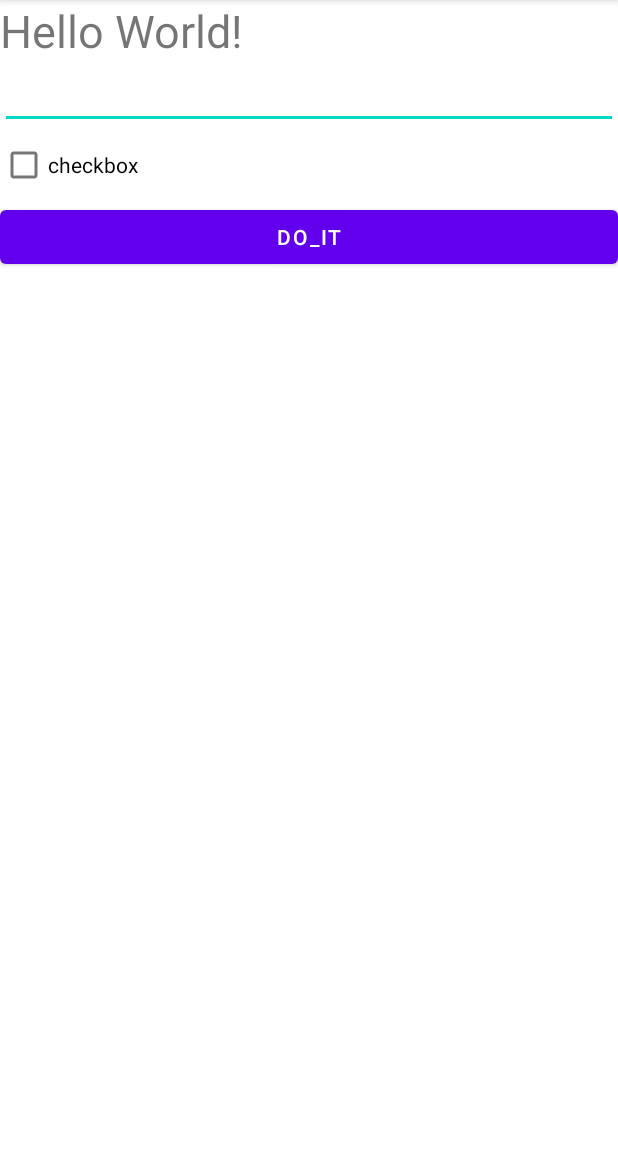
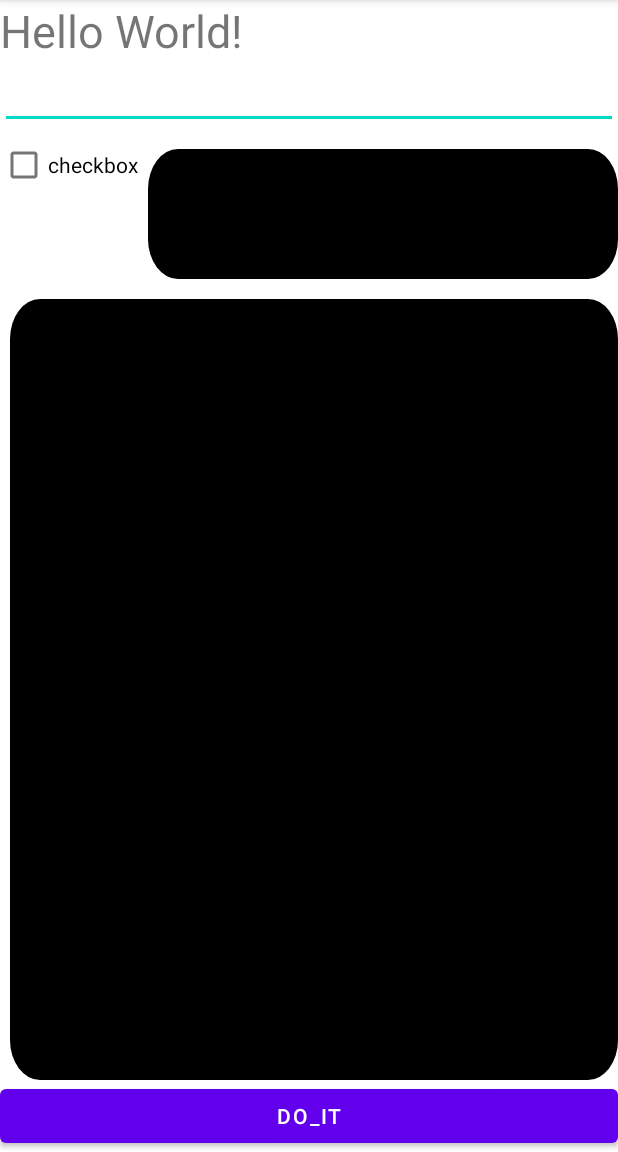
Before and after one commit to Yoon0511/Android_Game_Class, an Android app: the screen it shows after launch (MainActivity), on a phone screen of 412 x 824 dp, the part 84-1236 px from its top. Run offline under Robolectric (Android 15) with nearby library versions, the phone set to English and light mode, and no system bars.

Commit message:
add GameView

```diff
--- /dev/null
+++ b/moreControls/app/src/main/java/kr/ac/morecontrlos/GameView.java
@@ -0,0 +1,24 @@
+package kr.ac.morecontrlos;
+
+import android.content.Context;
+import android.graphics.Canvas;
+import android.graphics.Paint;
+import android.util.AttributeSet;
+import android.view.View;
+
+import androidx.annotation.Nullable;
+
+public class GameView extends View {
+    public GameView(Context context, @Nullable AttributeSet attrs) {
+        super(context, attrs);
+    }
+
+    @Override
+    protected void onDraw(Canvas canvas) {
+        //super.onDraw(canvas);
+        Paint paint = new Paint();
+        int width = getWidth();
+        int height = getHeight();
+        canvas.drawRoundRect(10,20,width,height,30,40,paint);
+    }
+}
--- a/moreControls/app/src/main/res/layout/activity_main.xml
+++ b/moreControls/app/src/main/res/layout/activity_main.xml
@@ -20,13 +20,30 @@
         android:layout_height="wrap_content"
 
         ></EditText>
-    <CheckBox
-        android:id="@+id/checkbox"
+    <LinearLayout
         android:layout_width="match_parent"
-        android:layout_height="wrap_content"
-        android:text="@string/checkbox"
-        android:onClick="onCheckbox"
-        ></CheckBox>
+        android:layout_height="wrap_content">
+
+
+        <CheckBox
+            android:id="@+id/checkbox"
+            android:layout_width="wrap_content"
+            android:layout_height="wrap_content"
+            android:text="@string/checkbox"
+            android:onClick="onCheckbox"
+            ></CheckBox>
+        <kr.ac.morecontrlos.GameView
+            android:layout_width="match_parent"
+            android:layout_height="100dp"
+            android:layout_weight="1">
+        </kr.ac.morecontrlos.GameView>
+    </LinearLayout>
+    <kr.ac.morecontrlos.GameView
+        android:layout_width="match_parent"
+        android:layout_height="match_parent"
+        android:layout_weight="1">
+
+    </kr.ac.morecontrlos.GameView>
     <Button
         android:layout_width="match_parent"
         android:layout_height="wrap_content"
```
